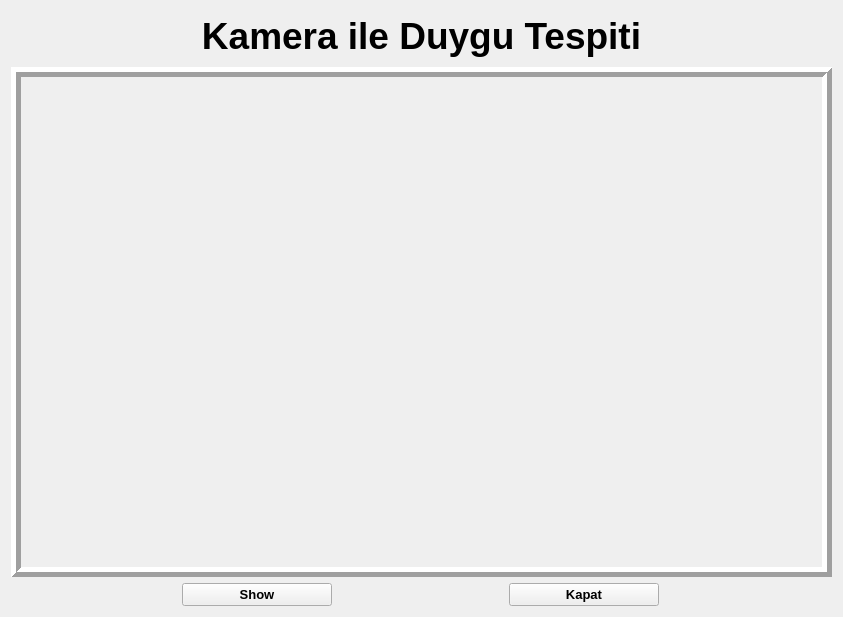
The window that ui/CameraDetection.ui (barancinar/EmotionDetection) describes before a commit, drawn with Qt 5.
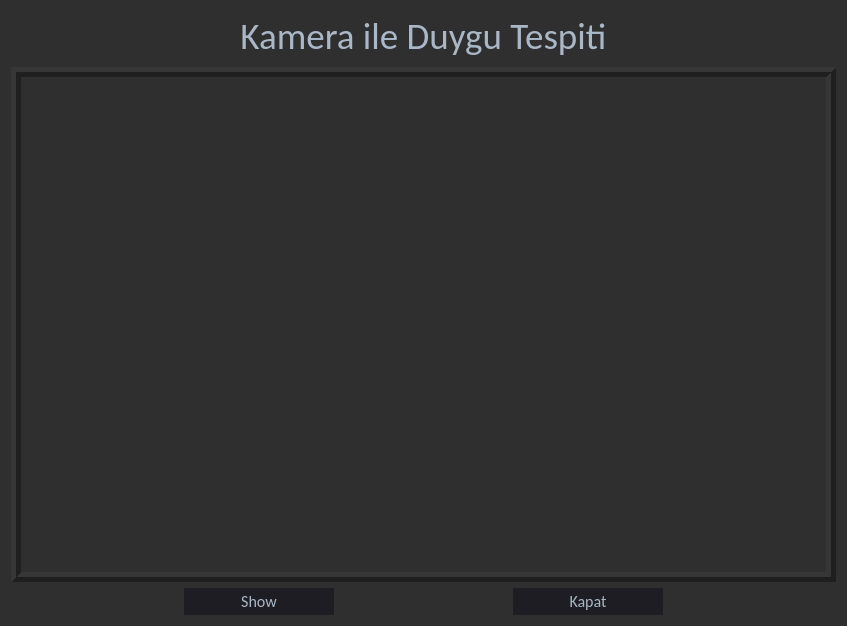
The same window after the commit.

Commit message: Initial Commit (Open Camera)

Diff of the .ui file:
```diff
--- a/ui/CameraDetection.ui
+++ b/ui/CameraDetection.ui
@@ -6,15 +6,35 @@
    <rect>
     <x>0</x>
     <y>0</y>
-    <width>843</width>
-    <height>617</height>
+    <width>847</width>
+    <height>626</height>
    </rect>
   </property>
   <property name="windowTitle">
    <string>Form</string>
   </property>
   <property name="styleSheet">
-   <string notr="true">background-color: rgb(239, 239, 239);</string>
+   <string notr="true">QWidget
+{
+    color: silver;
+    background-color: #302F2F;
+    selection-background-color:#3d8ec9;
+    selection-color: black;
+    background-clip: border;
+    border-image: none;
+    outline: 0;
+}
+
+QWidget:item:hover
+{
+    background-color: #78879b;
+    color: black;
+}
+
+QWidget:item:selected
+{
+    background-color: #3d8ec9;
+}</string>
   </property>
   <layout class="QVBoxLayout" name="verticalLayout">
    <item>
@@ -27,12 +47,17 @@
      </property>
      <property name="font">
       <font>
-       <family>MS Sans Serif</family>
+       <family>Calibri</family>
        <pointsize>28</pointsize>
-       <weight>75</weight>
-       <bold>true</bold>
+       <weight>50</weight>
+       <bold>false</bold>
       </font>
      </property>
+     <property name="styleSheet">
+      <string notr="true">QLabel {
+	color: #a9b7c6;
+}</string>
+     </property>
      <property name="text">
       <string>Kamera ile Duygu Tespiti</string>
      </property>
@@ -66,6 +91,11 @@
      <property name="layoutDirection">
       <enum>Qt::LeftToRight</enum>
      </property>
+     <property name="styleSheet">
+      <string notr="true">QLabel {
+	color: #a9b7c6;
+}</string>
+     </property>
      <property name="frameShape">
       <enum>QFrame::Box</enum>
      </property>
@@ -101,12 +131,73 @@
        </property>
        <property name="font">
         <font>
-         <family>MS Sans Serif</family>
-         <pointsize>10</pointsize>
-         <weight>75</weight>
-         <bold>true</bold>
+         <family>Calibri</family>
+         <pointsize>12</pointsize>
+         <weight>50</weight>
+         <bold>false</bold>
         </font>
        </property>
+       <property name="styleSheet">
+        <string notr="true">QPushButton{
+	border-style: solid;
+	border-top-color: transparent;
+	border-right-color: transparent;
+	border-left-color: transparent;
+	border-bottom-color: transparent;
+	border-width: 1px;
+	border-style: solid;
+	color: #a9b7c6;
+	padding: 2px;
+	background-color: #1e1d23;
+}
+QPushButton::default{
+	border-style: inset;
+	border-top-color: transparent;
+	border-right-color: transparent;
+	border-left-color: transparent;
+	border-bottom-color: #04b97f;
+	border-width: 1px;
+	color: #a9b7c6;
+	padding: 2px;
+	background-color: #1e1d23;
+}
+QPushButton:hover{
+	border-style: solid;
+	border-top-color: transparent;
+	border-right-color: transparent;
+	border-left-color: transparent;
+	border-bottom-color: #37efba;
+	border-bottom-width: 1px;
+	border-style: solid;
+	color: #FFFFFF;
+	padding-bottom: 2px;
+	background-color: #1e1d23;
+}
+QPushButton:pressed{
+	border-style: solid;
+	border-top-color: transparent;
+	border-right-color: transparent;
+	border-left-color: transparent;
+	border-bottom-color: #37efba;
+	border-bottom-width: 2px;
+	border-style: solid;
+	color: #37efba;
+	padding-bottom: 1px;
+	background-color: #1e1d23;
+}
+QPushButton:disabled{
+	border-style: solid;
+	border-top-color: transparent;
+	border-right-color: transparent;
+	border-left-color: transparent;
+	border-bottom-color: #808086;
+	border-bottom-width: 2px;
+	border-style: solid;
+	color: #808086;
+	padding-bottom: 1px;
+	background-color: #1e1d23;
+}</string>
+       </property>
        <property name="text">
         <string>Show</string>
        </property>
@@ -122,12 +213,73 @@
        </property>
        <property name="font">
         <font>
-         <family>MS Sans Serif</family>
-         <pointsize>10</pointsize>
-         <weight>75</weight>
-         <bold>true</bold>
+         <family>Calibri</family>
+         <pointsize>12</pointsize>
+         <weight>50</weight>
+         <bold>false</bold>
         </font>
        </property>
+       <property name="styleSheet">
+        <string notr="true">QPushButton{
+	border-style: solid;
+	border-top-color: transparent;
+	border-right-color: transparent;
+	border-left-color: transparent;
+	border-bottom-color: transparent;
+	border-width: 1px;
+	border-style: solid;
+	color: #a9b7c6;
+	padding: 2px;
+	background-color: #1e1d23;
+}
+QPushButton::default{
+	border-style: inset;
+	border-top-color: transparent;
+	border-right-color: transparent;
+	border-left-color: transparent;
+	border-bottom-color: #04b97f;
+	border-width: 1px;
+	color: #a9b7c6;
+	padding: 2px;
+	background-color: #1e1d23;
+}
+QPushButton:hover{
+	border-style: solid;
+	border-top-color: transparent;
+	border-right-color: transparent;
+	border-left-color: transparent;
+	border-bottom-color: #37efba;
+	border-bottom-width: 1px;
+	border-style: solid;
+	color: #FFFFFF;
+	padding-bottom: 2px;
+	background-color: #1e1d23;
+}
+QPushButton:pressed{
+	border-style: solid;
+	border-top-color: transparent;
+	border-right-color: transparent;
+	border-left-color: transparent;
+	border-bottom-color: #37efba;
+	border-bottom-width: 2px;
+	border-style: solid;
+	color: #37efba;
+	padding-bottom: 1px;
+	background-color: #1e1d23;
+}
+QPushButton:disabled{
+	border-style: solid;
+	border-top-color: transparent;
+	border-right-color: transparent;
+	border-left-color: transparent;
+	border-bottom-color: #808086;
+	border-bottom-width: 2px;
+	border-style: solid;
+	color: #808086;
+	padding-bottom: 1px;
+	background-color: #1e1d23;
+}</string>
+       </property>
        <property name="text">
         <string>Kapat</string>
        </property>
```
The commit also changes 14 other files.
